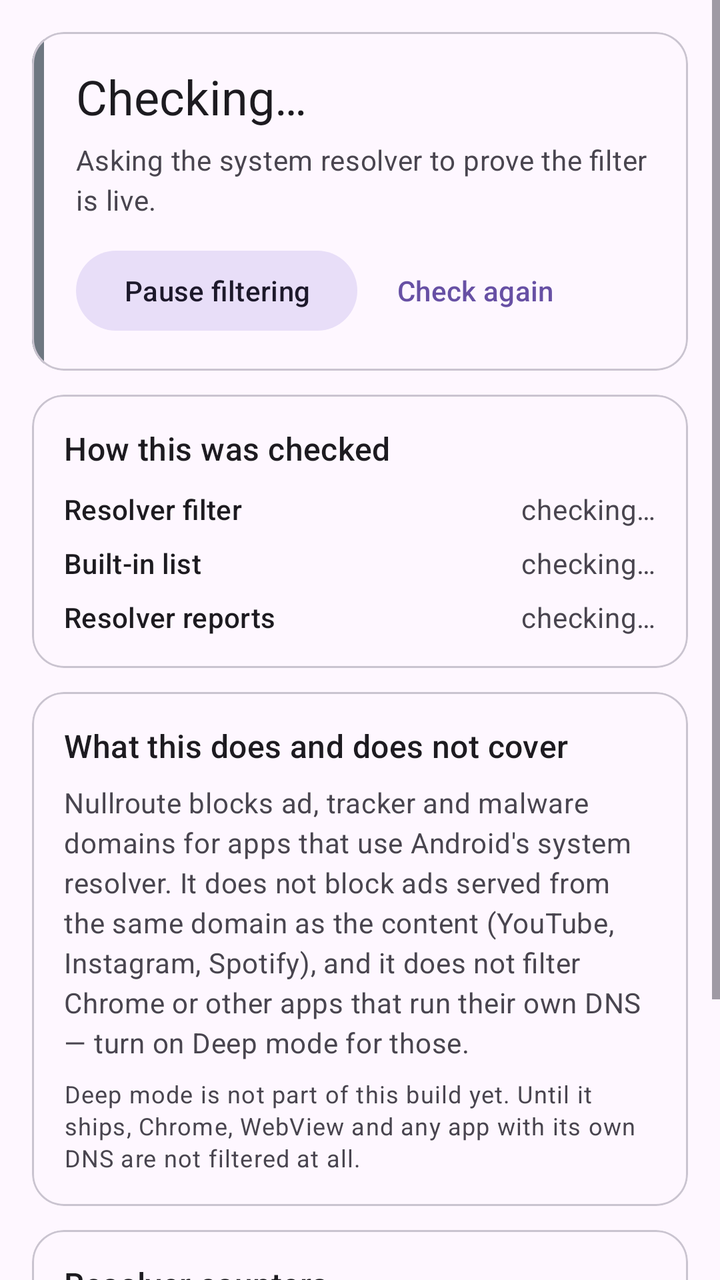
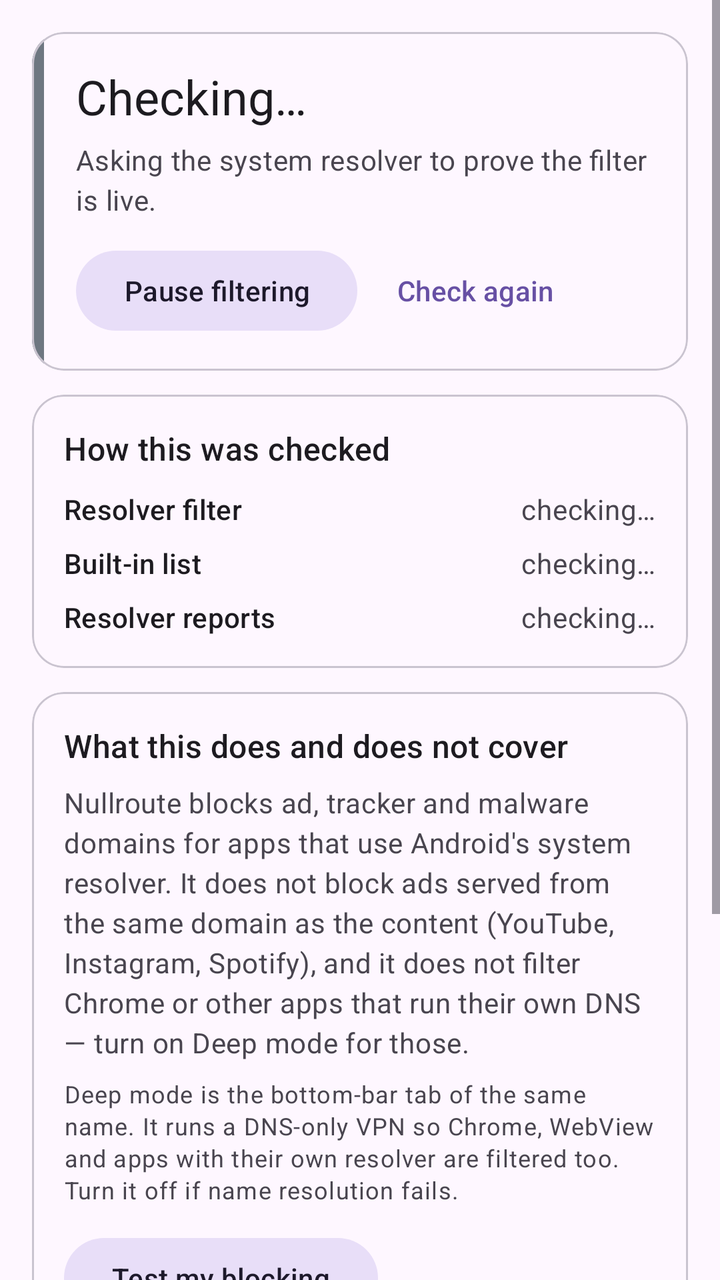

Screens rendered from an Android XML layout before and after an edit, with the pre-edit source and the edit as a unified diff.
<!-- AndroidManifest.xml: application theme Theme.Nullroute -->
<!-- res/layout/fragment_home.xml -->
<?xml version="1.0" encoding="utf-8"?>
<ScrollView xmlns:android="http://schemas.android.com/apk/res/android"
    xmlns:app="http://schemas.android.com/apk/res-auto"
    android:layout_width="match_parent"
    android:layout_height="match_parent"
    android:fillViewport="true">

    <LinearLayout
        android:layout_width="match_parent"
        android:layout_height="wrap_content"
        android:orientation="vertical"
        android:padding="16dp">

        
        <com.google.android.material.card.MaterialCardView
            android:layout_width="match_parent"
            android:layout_height="wrap_content"
            app:cardCornerRadius="16dp">

            <LinearLayout
                android:layout_width="match_parent"
                android:layout_height="wrap_content"
                android:orientation="horizontal">

                <View
                    android:id="@+id/status_accent"
                    android:layout_width="6dp"
                    android:layout_height="match_parent"
                    android:background="@color/nr_status_unknown" />

                <LinearLayout
                    android:layout_width="match_parent"
                    android:layout_height="wrap_content"
                    android:orientation="vertical"
                    android:padding="16dp">

                    <TextView
                        android:id="@+id/status_title"
                        style="@style/Nullroute.StatusTitle"
                        android:layout_width="match_parent"
                        android:layout_height="wrap_content"
                        android:text="@string/status_checking" />

                    <TextView
                        android:id="@+id/status_detail"
                        style="@style/Nullroute.Body"
                        android:layout_width="match_parent"
                        android:layout_height="wrap_content"
                        android:layout_marginTop="6dp"
                        android:text="@string/status_checking_detail" />

                    <LinearLayout
                        android:layout_width="match_parent"
                        android:layout_height="wrap_content"
                        android:layout_marginTop="12dp"
                        android:orientation="horizontal">

                        <com.google.android.material.button.MaterialButton
                            android:id="@+id/button_pause"
                            style="@style/Widget.Material3.Button.TonalButton"
                            android:layout_width="wrap_content"
                            android:layout_height="wrap_content"
                            android:text="@string/action_pause" />

                        <com.google.android.material.button.MaterialButton
                            android:id="@+id/button_recheck"
                            style="@style/Widget.Material3.Button.TextButton"
                            android:layout_width="wrap_content"
                            android:layout_height="wrap_content"
                            android:layout_marginStart="8dp"
                            android:text="@string/action_recheck" />
                    </LinearLayout>
                </LinearLayout>
            </LinearLayout>
        </com.google.android.material.card.MaterialCardView>

        
        <com.google.android.material.card.MaterialCardView
            android:layout_width="match_parent"
            android:layout_height="wrap_content"
            android:layout_marginTop="12dp"
            app:cardCornerRadius="16dp">

            <LinearLayout
                android:layout_width="match_parent"
                android:layout_height="wrap_content"
                android:orientation="vertical"
                android:padding="16dp">

                <TextView
                    style="@style/Nullroute.CardTitle"
                    android:layout_width="match_parent"
                    android:layout_height="wrap_content"
                    android:text="@string/home_evidence_header" />

                <LinearLayout
                    android:layout_width="match_parent"
                    android:layout_height="wrap_content"
                    android:layout_marginTop="10dp"
                    android:orientation="horizontal">

                    <TextView
                        style="@style/Nullroute.Label"
                        android:layout_width="0dp"
                        android:layout_height="wrap_content"
                        android:layout_weight="1"
                        android:text="@string/home_probe_idx_label" />

                    <TextView
                        android:id="@+id/probe_idx_value"
                        style="@style/Nullroute.Body"
                        android:layout_width="wrap_content"
                        android:layout_height="wrap_content"
                        android:text="@string/probe_pending" />
                </LinearLayout>

                <LinearLayout
                    android:layout_width="match_parent"
                    android:layout_height="wrap_content"
                    android:layout_marginTop="8dp"
                    android:orientation="horizontal">

                    <TextView
                        style="@style/Nullroute.Label"
                        android:layout_width="0dp"
                        android:layout_height="wrap_content"
                        android:layout_weight="1"
                        android:text="@string/home_probe_hosts_label" />

                    <TextView
                        android:id="@+id/probe_hosts_value"
                        style="@style/Nullroute.Body"
                        android:layout_width="wrap_content"
                        android:layout_height="wrap_content"
                        android:text="@string/probe_pending" />
                </LinearLayout>

                <LinearLayout
                    android:layout_width="match_parent"
                    android:layout_height="wrap_content"
                    android:layout_marginTop="8dp"
                    android:orientation="horizontal">

                    <TextView
                        style="@style/Nullroute.Label"
                        android:layout_width="0dp"
                        android:layout_height="wrap_content"
                        android:layout_weight="1"
                        android:text="@string/home_state_prop_label" />

                    <TextView
                        android:id="@+id/state_prop_value"
                        style="@style/Nullroute.Body"
                        android:layout_width="wrap_content"
                        android:layout_height="wrap_content"
                        android:fontFamily="monospace"
                        android:text="@string/probe_pending" />
                </LinearLayout>
            </LinearLayout>
        </com.google.android.material.card.MaterialCardView>

        
        <com.google.android.material.card.MaterialCardView
            android:layout_width="match_parent"
            android:layout_height="wrap_content"
            android:layout_marginTop="12dp"
            app:cardCornerRadius="16dp">

            <LinearLayout
                android:layout_width="match_parent"
                android:layout_height="wrap_content"
                android:orientation="vertical"
                android:padding="16dp">

                <TextView
                    style="@style/Nullroute.CardTitle"
                    android:layout_width="match_parent"
                    android:layout_height="wrap_content"
                    android:text="@string/home_scope_header" />

                <TextView
                    style="@style/Nullroute.Body"
                    android:layout_width="match_parent"
                    android:layout_height="wrap_content"
                    android:layout_marginTop="8dp"
                    android:text="@string/scope_sentence" />

                <TextView
                    style="@style/Nullroute.Caption"
                    android:layout_width="match_parent"
                    android:layout_height="wrap_content"
                    android:layout_marginTop="8dp"
                    android:text="@string/scope_deep_note" />
            </LinearLayout>
        </com.google.android.material.card.MaterialCardView>

        
        <com.google.android.material.card.MaterialCardView
            android:layout_width="match_parent"
            android:layout_height="wrap_content"
            android:layout_marginTop="12dp"
            android:layout_marginBottom="16dp"
            app:cardCornerRadius="16dp">

            <LinearLayout
                android:layout_width="match_parent"
                android:layout_height="wrap_content"
                android:orientation="vertical"
                android:padding="16dp">

                <TextView
                    style="@style/Nullroute.CardTitle"
                    android:layout_width="match_parent"
                    android:layout_height="wrap_content"
                    android:text="@string/home_telemetry_header" />

                <TextView
                    android:id="@+id/telemetry_value"
                    style="@style/Nullroute.Body"
                    android:layout_width="match_parent"
                    android:layout_height="wrap_content"
                    android:layout_marginTop="8dp"
                    android:text="@string/telemetry_unavailable" />

                <TextView
                    style="@style/Nullroute.Caption"
                    android:layout_width="match_parent"
                    android:layout_height="wrap_content"
                    android:layout_marginTop="8dp"
                    android:text="@string/home_telemetry_caption" />
            </LinearLayout>
        </com.google.android.material.card.MaterialCardView>
    </LinearLayout>
</ScrollView>
<!-- resources referenced by this layout -->
<resources>
  <color name="nr_status_unknown">#FF6E7781</color>
  <string name="action_pause">Pause filtering</string>
  <string name="action_recheck">Check again</string>
  <string name="home_evidence_header">How this was checked</string>
  <string name="home_probe_hosts_label">Built-in list</string>
  <string name="home_probe_idx_label">Resolver filter</string>
  <string name="home_scope_header">What this does and does not cover</string>
  <string name="home_state_prop_label">Resolver reports</string>
  <string name="home_telemetry_caption">Secondary telemetry. These counters live inside the shared page whose mapping is the most likely thing to fail, so they are never used to decide the status above.</string>
  <string name="home_telemetry_header">Resolver counters</string>
  <string name="probe_pending">checking…</string>
  <string name="scope_deep_note">Deep mode is not part of this build yet. Until it ships, Chrome, WebView and any app with its own DNS are not filtered at all.</string>
  <string name="scope_sentence">Nullroute blocks ad, tracker and malware domains for apps that use Android\'s system resolver. It does not block ads served from the same domain as the content (YouTube, Instagram, Spotify), and it does not filter Chrome or other apps that run their own DNS — turn on Deep mode for those.</string>
  <string name="status_checking">Checking…</string>
  <string name="status_checking_detail">Asking the system resolver to prove the filter is live.</string>
  <string name="telemetry_unavailable">Not available — the shared control page is not mapped.</string>
  <style name="Nullroute.Body" parent="TextAppearance.Material3.BodyMedium">
          <item name="android:textColor">?attr/colorOnSurfaceVariant</item>
      </style>
  <style name="Nullroute.Caption" parent="TextAppearance.Material3.BodySmall">
          <item name="android:textColor">?attr/colorOnSurfaceVariant</item>
      </style>
  <style name="Nullroute.CardTitle" parent="TextAppearance.Material3.TitleMedium" />
  <style name="Nullroute.Label" parent="TextAppearance.Material3.LabelLarge" />
  <style name="Nullroute.StatusTitle" parent="TextAppearance.Material3.HeadlineSmall" />
  <style name="Theme.Nullroute" parent="Theme.Material3.DayNight.NoActionBar" />
</resources>

<!-- the commit's change to res/layout/fragment_home.xml (unified diff, before → after) -->
@@ -191,6 +191,14 @@
                     android:layout_height="wrap_content"
                     android:layout_marginTop="8dp"
                     android:text="@string/scope_deep_note" />
+
+                <com.google.android.material.button.MaterialButton
+                    android:id="@+id/button_selftest"
+                    style="@style/Widget.Material3.Button.TonalButton"
+                    android:layout_width="wrap_content"
+                    android:layout_height="wrap_content"
+                    android:layout_marginTop="12dp"
+                    android:text="@string/deepui_action_test" />
             </LinearLayout>
         </com.google.android.material.card.MaterialCardView>
 
<!-- resource entries referenced after the edit -->
@@ -3,6 +3,7 @@
   <color name="nr_status_unknown">#FF6E7781</color>
   <string name="action_pause">Pause filtering</string>
   <string name="action_recheck">Check again</string>
+  <string name="deepui_action_test">Test my blocking</string>
   <string name="home_evidence_header">How this was checked</string>
   <string name="home_probe_hosts_label">Built-in list</string>
   <string name="home_probe_idx_label">Resolver filter</string>
@@ -11,7 +12,7 @@
   <string name="home_telemetry_caption">Secondary telemetry. These counters live inside the shared page whose mapping is the most likely thing to fail, so they are never used to decide the status above.</string>
   <string name="home_telemetry_header">Resolver counters</string>
   <string name="probe_pending">checking…</string>
-  <string name="scope_deep_note">Deep mode is not part of this build yet. Until it ships, Chrome, WebView and any app with its own DNS are not filtered at all.</string>
+  <string name="scope_deep_note">Deep mode is the bottom-bar tab of the same name. It runs a DNS-only VPN so Chrome, WebView and apps with their own resolver are filtered too. Turn it off if name resolution fails.</string>
   <string name="scope_sentence">Nullroute blocks ad, tracker and malware domains for apps that use Android\'s system resolver. It does not block ads served from the same domain as the content (YouTube, Instagram, Spotify), and it does not filter Chrome or other apps that run their own DNS — turn on Deep mode for those.</string>
   <string name="status_checking">Checking…</string>
   <string name="status_checking_detail">Asking the system resolver to prove the filter is live.</string>
